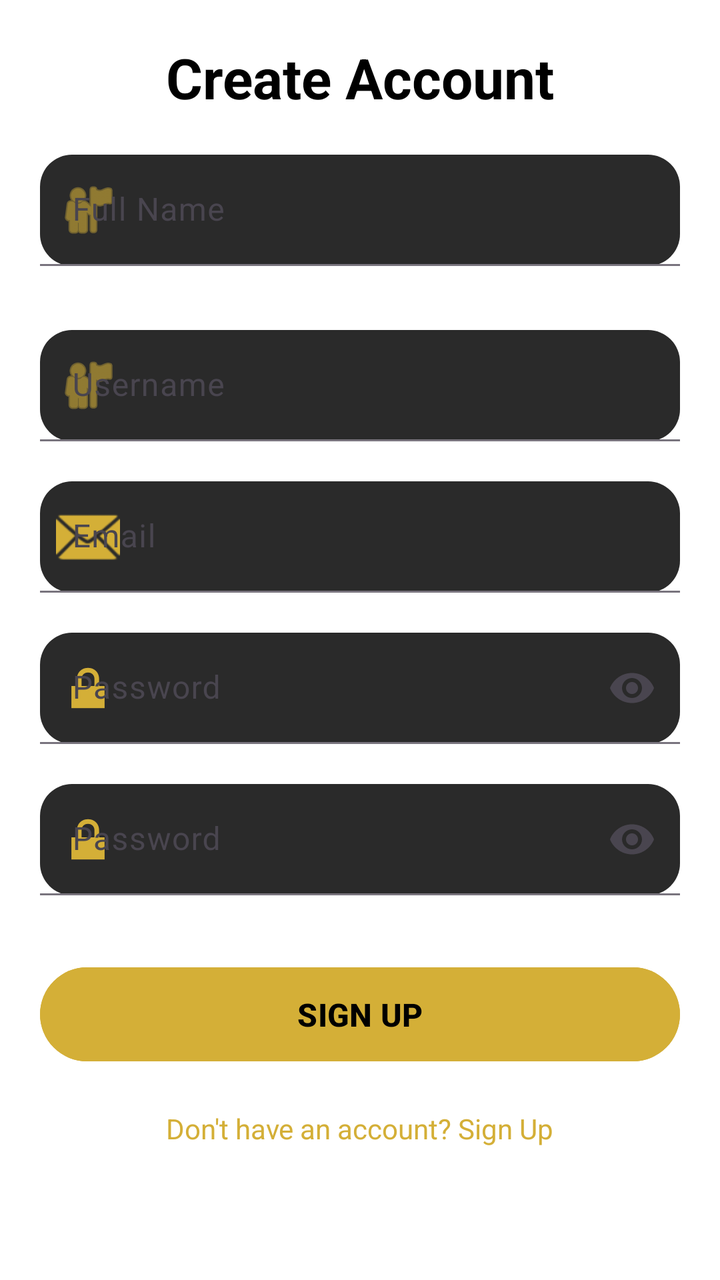
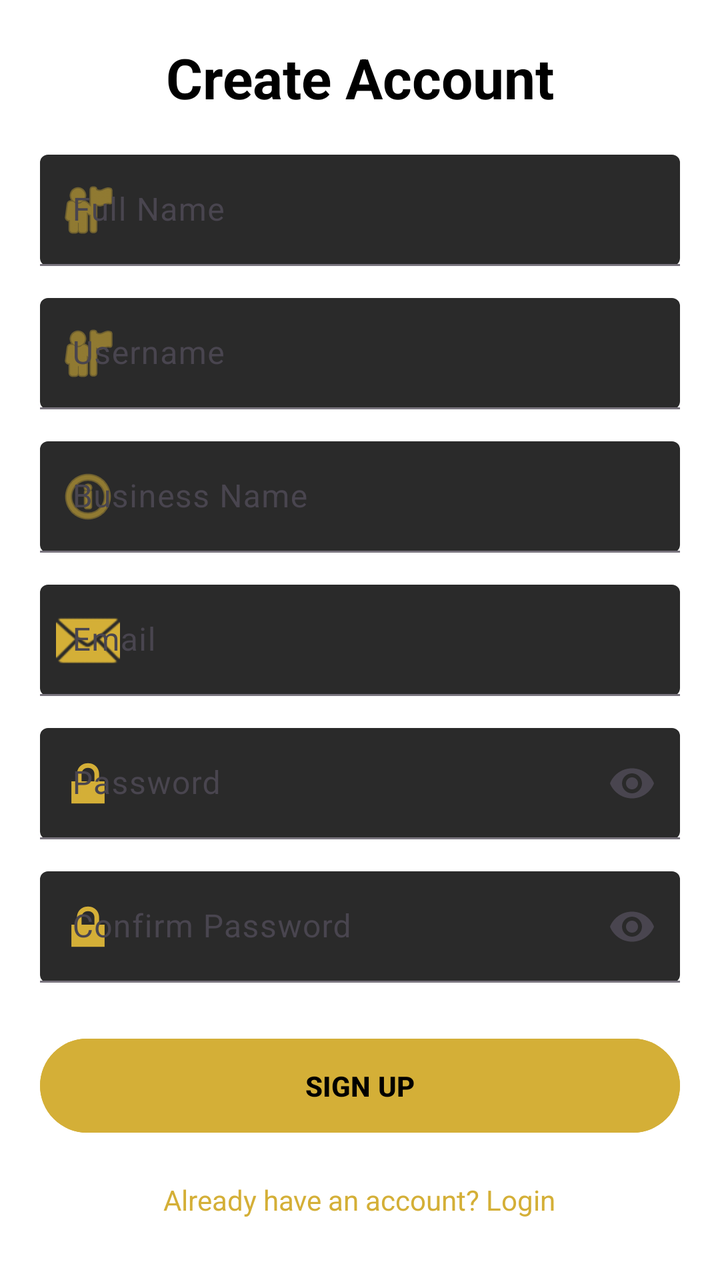

Two renders of the same Android screen: before a commit and after it. Below are the layout's source before the change and the commit's diff.
<!-- AndroidManifest.xml: application theme Theme._10 -->
<!-- res/layout/activity_sign_up.xml -->
<?xml version="1.0" encoding="utf-8"?>
<ScrollView xmlns:android="http://schemas.android.com/apk/res/android"
    xmlns:app="http://schemas.android.com/apk/res-auto"
    xmlns:tools="http://schemas.android.com/tools"
    android:layout_width="match_parent"
    android:layout_height="match_parent"
    android:padding="20dp"
    android:background="#FFFFFF"
    tools:context="Activities.SignUpActivity">

    <LinearLayout
        android:layout_width="match_parent"
        android:layout_height="wrap_content"
        android:orientation="vertical">

        
        <TextView
            android:layout_width="match_parent"
            android:layout_height="wrap_content"
            android:text="@string/create_account"
            android:textSize="28sp"
            android:textStyle="bold"
            android:textColor="#000000"
            android:gravity="center"
            android:layout_marginBottom="20dp"/>

        <com.google.android.material.textfield.TextInputLayout
            android:layout_width="match_parent"
            android:layout_height="wrap_content"
            android:hint="Full Name"
            app:boxBackgroundMode="filled"
            app:boxCornerRadiusBottomEnd="16dp"
            app:boxCornerRadiusBottomStart="16dp"
            app:boxCornerRadiusTopEnd="16dp"
            app:boxCornerRadiusTopStart="16dp"
            app:boxBackgroundColor="#2A2A2A"
            app:startIconDrawable="@android:drawable/ic_menu_myplaces"
            app:startIconTint="#D4AF37">

            <com.google.android.material.textfield.TextInputEditText
                android:id="@+id/etFullname"
                android:layout_width="match_parent"
                android:layout_height="wrap_content"
                android:textColor="#FFFFFF"
                android:textColorHint="#AAAAAA"/>
        </com.google.android.material.textfield.TextInputLayout>


        <com.google.android.material.textfield.TextInputLayout
            android:layout_width="match_parent"
            android:layout_height="wrap_content"
            android:hint="Username"
            app:boxBackgroundMode="filled"
            app:boxCornerRadiusBottomEnd="16dp"
            app:boxCornerRadiusBottomStart="16dp"
            app:boxCornerRadiusTopEnd="16dp"
            app:boxCornerRadiusTopStart="16dp"
            app:boxBackgroundColor="#2A2A2A"
            app:startIconDrawable="@android:drawable/ic_menu_myplaces"
            app:startIconTint="#D4AF37">

            <com.google.android.material.textfield.TextInputEditText
                android:id="@+id/etUsername"
                android:layout_width="match_parent"
                android:layout_height="wrap_content"
                android:textColor="#FFFFFF"
                android:textColorHint="#AAAAAA"
                android:layout_marginTop="32dp"/>
        </com.google.android.material.textfield.TextInputLayout>

        <com.google.android.material.textfield.TextInputLayout
            android:layout_width="match_parent"
            android:layout_height="wrap_content"
            android:hint="Email"
            android:layout_marginTop="20dp"
            app:boxBackgroundMode="filled"
            app:boxCornerRadiusBottomEnd="16dp"
            app:boxCornerRadiusBottomStart="16dp"
            app:boxCornerRadiusTopEnd="16dp"
            app:boxCornerRadiusTopStart="16dp"
            app:boxBackgroundColor="#2A2A2A"
            app:startIconDrawable="@android:drawable/ic_dialog_email"
            app:startIconTint="#D4AF37">

            <com.google.android.material.textfield.TextInputEditText
                android:id="@+id/etEmail"
                android:layout_width="match_parent"
                android:layout_height="wrap_content"
                android:inputType="textEmailAddress"
                android:textColor="#FFFFFF"
                android:textColorHint="#AAAAAA"/>

        </com.google.android.material.textfield.TextInputLayout>
        <com.google.android.material.textfield.TextInputLayout
            android:layout_width="match_parent"
            android:layout_height="wrap_content"
            android:layout_marginTop="20dp"
            android:hint="Password"
            app:endIconMode="password_toggle"
            app:boxBackgroundMode="filled"
            app:boxCornerRadiusBottomEnd="16dp"
            app:boxCornerRadiusBottomStart="16dp"
            app:boxCornerRadiusTopEnd="16dp"
            app:boxCornerRadiusTopStart="16dp"
            app:boxBackgroundColor="#2A2A2A"
            app:startIconDrawable="@android:drawable/ic_lock_lock"
            app:startIconTint="#D4AF37">

            <com.google.android.material.textfield.TextInputEditText
                android:id="@+id/etPassword"
                android:layout_width="match_parent"
                android:layout_height="wrap_content"
                android:inputType="textPassword"
                android:textColor="#FFFFFF"
                android:textColorHint="#AAAAAA"/>
        </com.google.android.material.textfield.TextInputLayout>


        <com.google.android.material.textfield.TextInputLayout
            android:layout_width="match_parent"
            android:layout_height="wrap_content"
            android:layout_marginTop="20dp"
            android:hint="Password"
            app:endIconMode="password_toggle"
            app:boxBackgroundMode="filled"
            app:boxCornerRadiusBottomEnd="16dp"
            app:boxCornerRadiusBottomStart="16dp"
            app:boxCornerRadiusTopEnd="16dp"
            app:boxCornerRadiusTopStart="16dp"
            app:boxBackgroundColor="#2A2A2A"
            app:startIconDrawable="@android:drawable/ic_lock_lock"
            app:startIconTint="#D4AF37">

            <com.google.android.material.textfield.TextInputEditText
                android:id="@+id/etConfirmPassword"
                android:layout_width="match_parent"
                android:layout_height="wrap_content"
                android:inputType="textPassword"
                android:textColor="#FFFFFF"
                android:textColorHint="#AAAAAA"/>
        </com.google.android.material.textfield.TextInputLayout>


        <Button
            android:id="@+id/btnSignUp"
            android:layout_width="match_parent"
            android:layout_height="55dp"
            android:layout_marginTop="32dp"
            android:text="@string/sign_up1"
            android:textStyle="bold"
            android:textSize="16sp"
            android:textColor="#000000"
            android:backgroundTint="#D4AF37"/>

        <TextView
            android:id="@+id/tvLogIn"
            android:layout_width="wrap_content"
            android:layout_height="wrap_content"
            android:text="Don't have an account? Sign Up"
            android:textColor="#D4AF37"
            android:textSize="14sp"
            android:layout_gravity="center_horizontal"
            android:layout_marginTop="20dp"/>
    </LinearLayout>

</ScrollView>
<!-- resources referenced by this layout -->
<resources>
  <string name="create_account">Create Account</string>
  <string name="sign_up1">SIGN UP</string>
  <style name="Theme._10" parent="Base.Theme._10" />
  <style name="Base.Theme._10" parent="Theme.Material3.DayNight.NoActionBar">
          
          
      </style>
</resources>

<!-- the commit's change to res/layout/activity_sign_up.xml (unified diff, before → after) -->
@@ -1,12 +1,10 @@
 <?xml version="1.0" encoding="utf-8"?>
 <ScrollView xmlns:android="http://schemas.android.com/apk/res/android"
     xmlns:app="http://schemas.android.com/apk/res-auto"
-    xmlns:tools="http://schemas.android.com/tools"
     android:layout_width="match_parent"
     android:layout_height="match_parent"
     android:padding="20dp"
-    android:background="#FFFFFF"
-    tools:context="Activities.SignUpActivity">
+    android:background="#FFFFFF">
 
     <LinearLayout
         android:layout_width="match_parent"
@@ -17,22 +15,19 @@
         <TextView
             android:layout_width="match_parent"
             android:layout_height="wrap_content"
-            android:text="@string/create_account"
+            android:text="Create Account"
             android:textSize="28sp"
             android:textStyle="bold"
+            android:gravity="center"
             android:textColor="#000000"
-            android:gravity="center"
             android:layout_marginBottom="20dp"/>
 
+        
         <com.google.android.material.textfield.TextInputLayout
             android:layout_width="match_parent"
             android:layout_height="wrap_content"
             android:hint="Full Name"
             app:boxBackgroundMode="filled"
-            app:boxCornerRadiusBottomEnd="16dp"
-            app:boxCornerRadiusBottomStart="16dp"
-            app:boxCornerRadiusTopEnd="16dp"
-            app:boxCornerRadiusTopStart="16dp"
             app:boxBackgroundColor="#2A2A2A"
             app:startIconDrawable="@android:drawable/ic_menu_myplaces"
             app:startIconTint="#D4AF37">
@@ -41,20 +36,16 @@
                 android:id="@+id/etFullname"
                 android:layout_width="match_parent"
                 android:layout_height="wrap_content"
-                android:textColor="#FFFFFF"
-                android:textColorHint="#AAAAAA"/>
+                android:textColor="#FFFFFF"/>
         </com.google.android.material.textfield.TextInputLayout>
 
-
+        
         <com.google.android.material.textfield.TextInputLayout
             android:layout_width="match_parent"
             android:layout_height="wrap_content"
+            android:layout_marginTop="16dp"
             android:hint="Username"
             app:boxBackgroundMode="filled"
-            app:boxCornerRadiusBottomEnd="16dp"
-            app:boxCornerRadiusBottomStart="16dp"
-            app:boxCornerRadiusTopEnd="16dp"
-            app:boxCornerRadiusTopStart="16dp"
             app:boxBackgroundColor="#2A2A2A"
             app:startIconDrawable="@android:drawable/ic_menu_myplaces"
             app:startIconTint="#D4AF37">
@@ -63,21 +54,34 @@
                 android:id="@+id/etUsername"
                 android:layout_width="match_parent"
                 android:layout_height="wrap_content"
-                android:textColor="#FFFFFF"
-                android:textColorHint="#AAAAAA"
-                android:layout_marginTop="32dp"/>
+                android:textColor="#FFFFFF"/>
         </com.google.android.material.textfield.TextInputLayout>
 
+        
         <com.google.android.material.textfield.TextInputLayout
             android:layout_width="match_parent"
             android:layout_height="wrap_content"
+            android:layout_marginTop="16dp"
+            android:hint="Business Name"
+            app:boxBackgroundMode="filled"
+            app:boxBackgroundColor="#2A2A2A"
+            app:startIconDrawable="@android:drawable/ic_menu_info_details"
+            app:startIconTint="#D4AF37">
+
+            <com.google.android.material.textfield.TextInputEditText
+                android:id="@+id/etBusinessName"
+                android:layout_width="match_parent"
+                android:layout_height="wrap_content"
+                android:textColor="#FFFFFF"/>
+        </com.google.android.material.textfield.TextInputLayout>
+
+        
+        <com.google.android.material.textfield.TextInputLayout
+            android:layout_width="match_parent"
+            android:layout_height="wrap_content"
+            android:layout_marginTop="16dp"
             android:hint="Email"
-            android:layout_marginTop="20dp"
             app:boxBackgroundMode="filled"
-            app:boxCornerRadiusBottomEnd="16dp"
-            app:boxCornerRadiusBottomStart="16dp"
-            app:boxCornerRadiusTopEnd="16dp"
-            app:boxCornerRadiusTopStart="16dp"
             app:boxBackgroundColor="#2A2A2A"
             app:startIconDrawable="@android:drawable/ic_dialog_email"
             app:startIconTint="#D4AF37">
@@ -87,21 +91,17 @@
                 android:layout_width="match_parent"
                 android:layout_height="wrap_content"
                 android:inputType="textEmailAddress"
-                android:textColor="#FFFFFF"
-                android:textColorHint="#AAAAAA"/>
+                android:textColor="#FFFFFF"/>
+        </com.google.android.material.textfield.TextInputLayout>
 
-        </com.google.android.material.textfield.TextInputLayout>
+        
         <com.google.android.material.textfield.TextInputLayout
             android:layout_width="match_parent"
             android:layout_height="wrap_content"
-            android:layout_marginTop="20dp"
+            android:layout_marginTop="16dp"
             android:hint="Password"
             app:endIconMode="password_toggle"
             app:boxBackgroundMode="filled"
-            app:boxCornerRadiusBottomEnd="16dp"
-            app:boxCornerRadiusBottomStart="16dp"
-            app:boxCornerRadiusTopEnd="16dp"
-            app:boxCornerRadiusTopStart="16dp"
             app:boxBackgroundColor="#2A2A2A"
             app:startIconDrawable="@android:drawable/ic_lock_lock"
             app:startIconTint="#D4AF37">
@@ -111,22 +111,17 @@
                 android:layout_width="match_parent"
                 android:layout_height="wrap_content"
                 android:inputType="textPassword"
-                android:textColor="#FFFFFF"
-                android:textColorHint="#AAAAAA"/>
+                android:textColor="#FFFFFF"/>
         </com.google.android.material.textfield.TextInputLayout>
 
-
+        
         <com.google.android.material.textfield.TextInputLayout
             android:layout_width="match_parent"
             android:layout_height="wrap_content"
-            android:layout_marginTop="20dp"
-            android:hint="Password"
+            android:layout_marginTop="16dp"
+            android:hint="Confirm Password"
             app:endIconMode="password_toggle"
             app:boxBackgroundMode="filled"
-            app:boxCornerRadiusBottomEnd="16dp"
-            app:boxCornerRadiusBottomStart="16dp"
-            app:boxCornerRadiusTopEnd="16dp"
-            app:boxCornerRadiusTopStart="16dp"
             app:boxBackgroundColor="#2A2A2A"
             app:startIconDrawable="@android:drawable/ic_lock_lock"
             app:startIconTint="#D4AF37">
@@ -136,29 +131,27 @@
                 android:layout_width="match_parent"
                 android:layout_height="wrap_content"
                 android:inputType="textPassword"
-                android:textColor="#FFFFFF"
-                android:textColorHint="#AAAAAA"/>
+                android:textColor="#FFFFFF"/>
         </com.google.android.material.textfield.TextInputLayout>
 
-
+        
         <Button
             android:id="@+id/btnSignUp"
             android:layout_width="match_parent"
             android:layout_height="55dp"
-            android:layout_marginTop="32dp"
-            android:text="@string/sign_up1"
+            android:layout_marginTop="24dp"
+            android:text="SIGN UP"
             android:textStyle="bold"
-            android:textSize="16sp"
             android:textColor="#000000"
             android:backgroundTint="#D4AF37"/>
 
+        
         <TextView
-            android:id="@+id/tvLogIn"
+            android:id="@+id/tvLogin"
             android:layout_width="wrap_content"
             android:layout_height="wrap_content"
-            android:text="Don't have an account? Sign Up"
+            android:text="Already have an account? Login"
             android:textColor="#D4AF37"
-            android:textSize="14sp"
             android:layout_gravity="center_horizontal"
             android:layout_marginTop="20dp"/>
     </LinearLayout>
<!-- resource entries referenced after the edit -->
@@ -1,7 +1,5 @@
 <!-- resources referenced by this layout -->
 <resources>
-  <string name="create_account">Create Account</string>
-  <string name="sign_up1">SIGN UP</string>
   <style name="Theme._10" parent="Base.Theme._10" />
   <style name="Base.Theme._10" parent="Theme.Material3.DayNight.NoActionBar">
           
